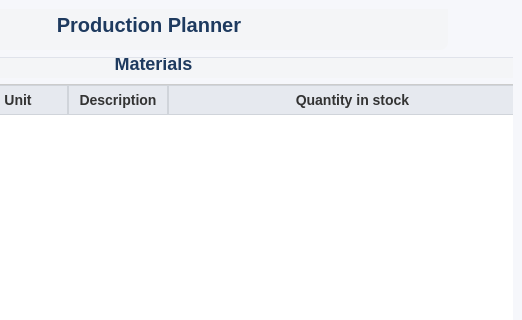
This is ui/MainWindow.ui in MagdaOleksandrTeam/ProductionPlanner as Qt 5 draws it before an edit; both pictures show x 433 to 955 and y 0 to 320 of the 955 by 630 pixel window. The edited form follows.
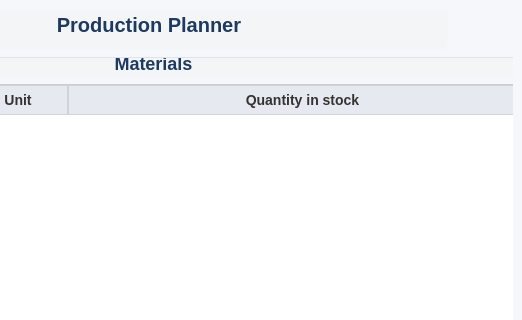
This is the edited form.

Commit message: remove everything related to material description

The edit to the form file:
```diff
--- a/ui/MainWindow.ui
+++ b/ui/MainWindow.ui
@@ -271,9 +271,10 @@
                <enum>QAbstractItemView::SelectionBehavior::SelectRows</enum>
               </property>
               <property name="columnCount">
-               <number>5</number>
-              </property>
-              <attribute name="horizontalHeaderStretchLastSection">
+                                                            <number>4</number>
+                                                        </property>
+                                                        <attribute
+                                                            name="horizontalHeaderStretchLastSection">
                <bool>true</bool>
               </attribute>
               <column>
@@ -291,11 +292,6 @@
                 <string>Unit</string>
                </property>
               </column>
-              <column>
-               <property name="text">
-                <string>Description</string>
-               </property>
-              </column>
               <column>
                <property name="text">
                 <string>Quantity in stock</string>
```
Left out of the diff: 199 changed lines with no effect on the pictures. Lines whose indentation alone changed are shown as unchanged. The commit also changes 3 other files.
